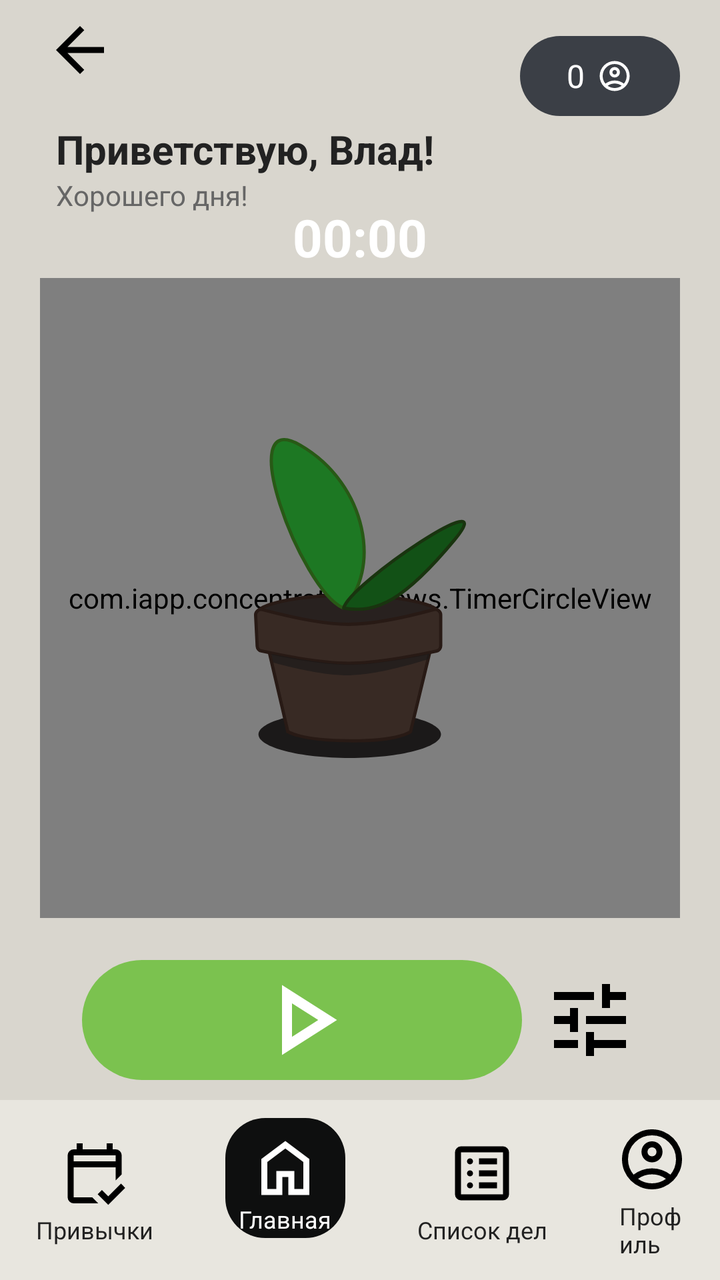
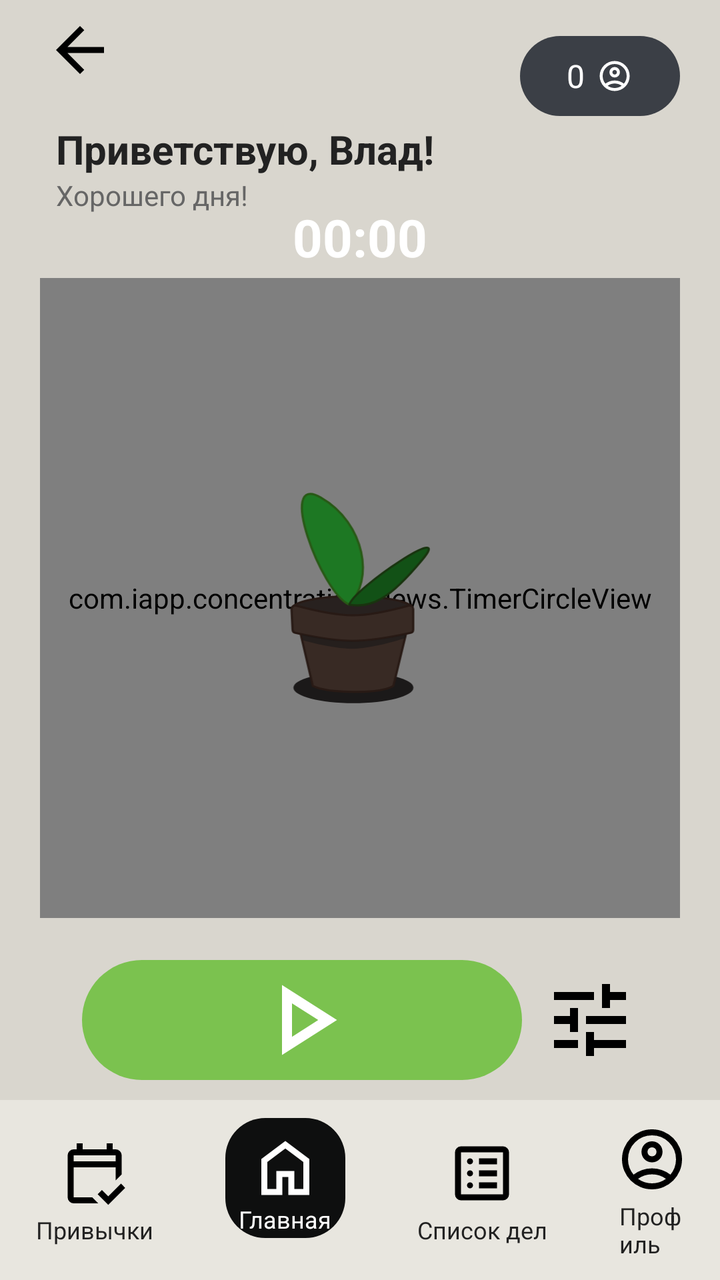

Compare the two renders of this Android layout. The source of the first and the diff that turns it into the second are given below.
<!-- AndroidManifest.xml: application theme Theme.Concentration -->
<!-- res/layout/activity_plant.xml -->
<?xml version="1.0" encoding="utf-8"?>
<androidx.constraintlayout.widget.ConstraintLayout
        android:id="@+id/rootLayout"
        xmlns:android="http://schemas.android.com/apk/res/android"
        xmlns:app="http://schemas.android.com/apk/res-auto"
        android:background="#D9D6CE"
        android:layout_width="match_parent"
        android:layout_height="match_parent">

    <ImageButton
            android:id="@+id/backButton"
            android:layout_width="40dp"
            android:layout_height="40dp"
            android:layout_marginStart="20dp"
            android:layout_marginTop="5dp"
            android:background="?attr/selectableItemBackgroundBorderless"
            android:src="@drawable/ic_arrow_back"
            app:tint="#000"
            app:layout_constraintTop_toTopOf="parent"
            app:layout_constraintStart_toStartOf="parent"/>

    <LinearLayout
            android:id="@+id/topProfile"
            android:layout_width="80dp"
            android:layout_height="40dp"
            android:orientation="horizontal"
            android:gravity="center"
            android:layout_marginTop="18dp"
            android:layout_marginEnd="20dp"
            android:padding="6dp"
            android:background="@drawable/bg_profile_counter"
            app:layout_constraintTop_toTopOf="parent"
            app:layout_constraintEnd_toEndOf="parent">

        <TextView
                android:id="@+id/profileCount"
                android:text="0"
                android:textColor="#FFF"
                android:textSize="16sp"
                android:layout_marginEnd="6dp"
                android:layout_width="wrap_content"
                android:layout_height="wrap_content"/>

        <ImageView
                android:src="@drawable/ic_profile"
                app:tint="#FFF"
                android:layout_width="18dp"
                android:layout_height="18dp"/>

    </LinearLayout>

    <LinearLayout
            android:id="@+id/header"
            android:layout_width="0dp"
            android:layout_height="wrap_content"
            android:padding="16dp"
            android:orientation="horizontal"
            android:gravity="center_vertical"
            app:layout_constraintStart_toStartOf="parent"
            app:layout_constraintTop_toBottomOf="@id/backButton">

        <LinearLayout
                android:orientation="vertical"
                android:layout_marginStart="12dp"
                android:layout_width="wrap_content"
                android:layout_height="wrap_content">

            <TextView
                    android:id="@+id/greetings"
                    android:text="Приветствую, Влад!"
                    android:textSize="20sp"
                    android:textStyle="bold"
                    android:textColor="#222"
                    android:layout_width="wrap_content"
                    android:layout_height="wrap_content"/>

            <TextView
                    android:text="Хорошего дня!"
                    android:textSize="14sp"
                    android:textColor="#666"
                    android:layout_width="wrap_content"
                    android:layout_height="wrap_content"/>

        </LinearLayout>

    </LinearLayout>

    <TextView
            android:id="@+id/timerView"
            android:text="00:00"
            android:textColor="#FFFFFF"
            android:textSize="26sp"
            android:textStyle="bold"
            android:layout_alignParentTop="true"
            android:layout_centerHorizontal="true"
            app:layout_constraintStart_toStartOf="parent"
            app:layout_constraintEnd_toEndOf="parent"
            app:layout_constraintBottom_toTopOf="@+id/timerContainer"
            android:layout_gravity="center_horizontal"
            android:layout_width="wrap_content"
            android:layout_height="wrap_content"
            android:layout_marginTop="3dp"
            android:layout_marginStart="3dp"
            android:layout_marginEnd="3dp"
            android:layout_marginBottom="3dp"/>

    <FrameLayout
            android:id="@+id/timerContainer"
            android:layout_width="320dp"
            android:layout_height="320dp"
            app:layout_constraintTop_toBottomOf="@id/header"
            app:layout_constraintBottom_toTopOf="@id/startLayout"
            app:layout_constraintStart_toStartOf="parent"
            app:layout_constraintEnd_toEndOf="parent">

        <com.iapp.concentration.views.TimerCircleView
                android:id="@+id/timerCircle"
                android:layout_width="match_parent"
                android:layout_height="match_parent"/>


        <RelativeLayout
                android:layout_width="match_parent"
                android:layout_height="match_parent">


            <RelativeLayout
                    android:layout_width="match_parent"
                    android:layout_height="match_parent">

                <ImageView
                        android:id="@+id/imageView"
                        android:layout_width="wrap_content"
                        android:padding="80dp"
                        android:layout_height="wrap_content"
                        android:src="@drawable/ic_size_0_index_2"
                        android:layout_centerInParent="true"/>

            </RelativeLayout>


        </RelativeLayout>

    </FrameLayout>

    <LinearLayout
            android:id="@+id/startLayout"
            android:orientation="horizontal"
            android:layout_width="match_parent"
            android:layout_height="wrap_content"
            android:gravity="center"
            app:layout_constraintBottom_toTopOf="@id/bottomMenu"
            app:layout_constraintStart_toStartOf="parent"
            app:layout_constraintEnd_toEndOf="parent"
            android:layout_margin="5dp">

        <ImageButton
                android:id="@+id/startButton"
                android:layout_width="220dp"
                android:layout_height="60dp"
                android:background="@drawable/bg_play"
                android:src="@drawable/ic_play"
                android:layout_margin="5dp"
                android:layout_gravity="center_vertical"
                app:tint="#FFF"/>

        <ImageButton
                android:id="@+id/tune"
                android:background="?attr/selectableItemBackgroundBorderless"
                android:layout_width="wrap_content"
                android:layout_height="wrap_content"
                android:layout_gravity="center_vertical"
                android:layout_margin="5dp"
                android:src="@drawable/ic_tune"
                app:tint="#000"/>

    </LinearLayout>



    <LinearLayout
            android:id="@+id/bottomMenu"
            android:layout_width="match_parent"
            android:layout_height="90dp"
            android:gravity="center"
            android:orientation="horizontal"
            android:background="#E8E6DF"
            app:layout_constraintBottom_toBottomOf="parent">

        <LinearLayout
                android:orientation="vertical"
                android:gravity="center"
                android:layout_width="wrap_content"
                android:layout_height="wrap_content"
                android:layout_marginHorizontal="18dp">

            <ImageButton
                    android:id="@+id/calendar"
                    android:src="@drawable/ic_calendar"
                    android:background="?attr/selectableItemBackgroundBorderless"
                    app:tint="#000"
                    android:layout_width="40dp"
                    android:layout_height="40dp"/>

            <TextView
                    android:text="Привычки"
                    android:textColor="#222"
                    android:textSize="12sp"
                    android:layout_width="wrap_content"
                    android:layout_height="wrap_content"/>

        </LinearLayout>

        <LinearLayout
                android:orientation="vertical"
                android:gravity="center"
                android:layout_width="wrap_content"
                android:layout_height="wrap_content"
                android:layout_marginHorizontal="18dp"
                android:translationY="-6dp">

            <FrameLayout
                    android:layout_width="60dp"
                    android:layout_height="60dp">

                <View
                        android:layout_width="60dp"
                        android:layout_height="60dp"
                        android:background="@drawable/bg_home"/>

                <ImageButton
                        android:id="@+id/home"
                        android:src="@drawable/ic_home"
                        app:tint="#FFF"
                        android:background="@android:color/transparent"
                        android:layout_gravity="center"
                        android:layout_width="36dp"
                        android:layout_marginBottom="5dp"
                        android:layout_height="36dp"/>

            </FrameLayout>

            <TextView
                    android:text="Главная"
                    android:textColor="#FFF"
                    android:textSize="12sp"
                    android:layout_marginTop="-18dp"
                    android:layout_width="wrap_content"
                    android:layout_height="wrap_content"/>

        </LinearLayout>

        <LinearLayout
                android:orientation="vertical"
                android:gravity="center"
                android:layout_width="wrap_content"
                android:layout_height="wrap_content"
                android:layout_marginHorizontal="18dp">

            <ImageButton
                    android:id="@+id/list"
                    android:src="@drawable/ic_list"
                    android:background="?attr/selectableItemBackgroundBorderless"
                    app:tint="#000"
                    android:layout_width="40dp"
                    android:layout_height="40dp"/>

            <TextView
                    android:text="Список дел"
                    android:textColor="#222"
                    android:textSize="12sp"
                    android:layout_width="wrap_content"
                    android:layout_height="wrap_content"/>

        </LinearLayout>

        <LinearLayout
                android:orientation="vertical"
                android:gravity="center"
                android:layout_width="wrap_content"
                android:layout_height="wrap_content"
                android:layout_marginHorizontal="18dp">

            <ImageButton
                    android:id="@+id/profile"
                    android:src="@drawable/ic_profile"
                    android:background="?attr/selectableItemBackgroundBorderless"
                    app:tint="#000"
                    android:layout_width="40dp"
                    android:layout_height="40dp"/>

            <TextView
                    android:text="Профиль"
                    android:textColor="#222"
                    android:textSize="12sp"
                    android:layout_width="wrap_content"
                    android:layout_height="wrap_content"/>

        </LinearLayout>

    </LinearLayout>

</androidx.constraintlayout.widget.ConstraintLayout>
<!-- resources referenced by this layout -->
<resources>
  <!-- drawable bg_home (drawable) -->
  <shape xmlns:android="http://schemas.android.com/apk/res/android">
      <solid android:color="#0e0f0f"/>
      <corners android:radius="20dp"/>
  </shape>
  <!-- drawable bg_play (drawable) -->
  <shape xmlns:android="http://schemas.android.com/apk/res/android">
      <solid android:color="#7BC24F"/>
      <corners android:radius="30dp"/>
  </shape>
  <!-- drawable bg_profile_counter (drawable) -->
  <shape xmlns:android="http://schemas.android.com/apk/res/android">
      <solid android:color="#3B3F46"/>
      <corners android:radius="170dp"/>
  </shape>
  <!-- drawable ic_arrow_back (drawable) -->
  <vector xmlns:android="http://schemas.android.com/apk/res/android"
          android:width="36dp"
          android:height="36dp"
          android:viewportWidth="24"
          android:viewportHeight="24">
  
      <path android:fillColor="#222"
            android:pathData="M20,11H7.83l5.59,-5.59L12,4l-8,8 8,8 1.41,-1.41L7.83,13H20v-2z"/>
  
  </vector>
  <!-- drawable ic_home (drawable) -->
  <vector xmlns:android="http://schemas.android.com/apk/res/android"
          android:width="36dp"
          android:height="36dp"
          android:viewportWidth="960"
          android:viewportHeight="960"
          android:tint="?attr/colorControlNormal">
      <path
              android:fillColor="#222"
              android:pathData="M240,760L360,760L360,520L600,520L600,760L720,760L720,400L480,220L240,400L240,760ZM160,840L160,360L480,120L800,360L800,840L520,840L520,600L440,600L440,840L160,840ZM480,490L480,490L480,490L480,490L480,490L480,490L480,490L480,490L480,490Z"/>
  </vector>
  <!-- drawable ic_play (drawable) -->
  <vector xmlns:android="http://schemas.android.com/apk/res/android"
          android:width="60dp"
          android:height="60dp"
          android:viewportWidth="960"
          android:viewportHeight="960"
          android:tint="?attr/colorControlNormal">
      <path
              android:fillColor="#222"
              android:pathData="M320,760L320,200L760,480L320,760ZM400,480L400,480L400,480ZM400,614L610,480L400,346L400,614Z"/>
  </vector>
  <!-- drawable ic_size_0_index_2: vector/xml drawable (drawable, 3113 chars, omitted) -->
  <!-- drawable ic_tune (drawable) -->
  <vector xmlns:android="http://schemas.android.com/apk/res/android"
          android:width="48dp"
          android:height="48dp"
          android:viewportWidth="960"
          android:viewportHeight="960"
          android:tint="?attr/colorControlNormal">
      <path
              android:fillColor="@android:color/white"
              android:pathData="M440,840L440,600L520,600L520,680L840,680L840,760L520,760L520,840L440,840ZM120,760L120,680L360,680L360,760L120,760ZM280,600L280,520L120,520L120,440L280,440L280,360L360,360L360,600L280,600ZM440,520L440,440L840,440L840,520L440,520ZM600,360L600,120L680,120L680,200L840,200L840,280L680,280L680,360L600,360ZM120,280L120,200L520,200L520,280L120,280Z"/>
  </vector>
  <style name="Theme.Concentration" parent="Theme.MaterialComponents.DayNight.NoActionBar">
  
          <item name="colorPrimary">@color/black</item>
          <item name="colorPrimaryVariant">@color/black</item>
          <item name="colorOnPrimary">@color/black</item>
  
          <item name="colorSecondary">@color/black</item>
          <item name="colorSecondaryVariant">@color/black</item>
          <item name="colorOnSecondary">@color/black</item>
  
          
          <item name="android:statusBarColor">#D9D6CE</item>
  
          
          <item name="android:windowLightStatusBar">true</item>
  
      </style>
  <color name="black">#FF000000</color>
  <!-- unchanged entries left out for length: 3 -->
</resources>

<!-- the commit's change to res/layout/activity_plant.xml (unified diff, before → after) -->
@@ -131,7 +131,7 @@
                 <ImageView
                         android:id="@+id/imageView"
                         android:layout_width="wrap_content"
-                        android:padding="80dp"
+                        android:padding="70dp"
                         android:layout_height="wrap_content"
                         android:src="@drawable/ic_size_0_index_2"
                         android:layout_centerInParent="true"/>
<!-- resource entries referenced after the edit -->
@@ -48,7 +48,7 @@
               android:fillColor="#222"
               android:pathData="M320,760L320,200L760,480L320,760ZM400,480L400,480L400,480ZM400,614L610,480L400,346L400,614Z"/>
   </vector>
-  <!-- drawable ic_size_0_index_2: vector/xml drawable (drawable, 3113 chars, omitted) -->
+  <!-- drawable ic_size_0_index_2: vector/xml drawable (drawable, 2813 chars, omitted) -->
   <!-- drawable ic_tune (drawable) -->
   <vector xmlns:android="http://schemas.android.com/apk/res/android"
           android:width="48dp"
